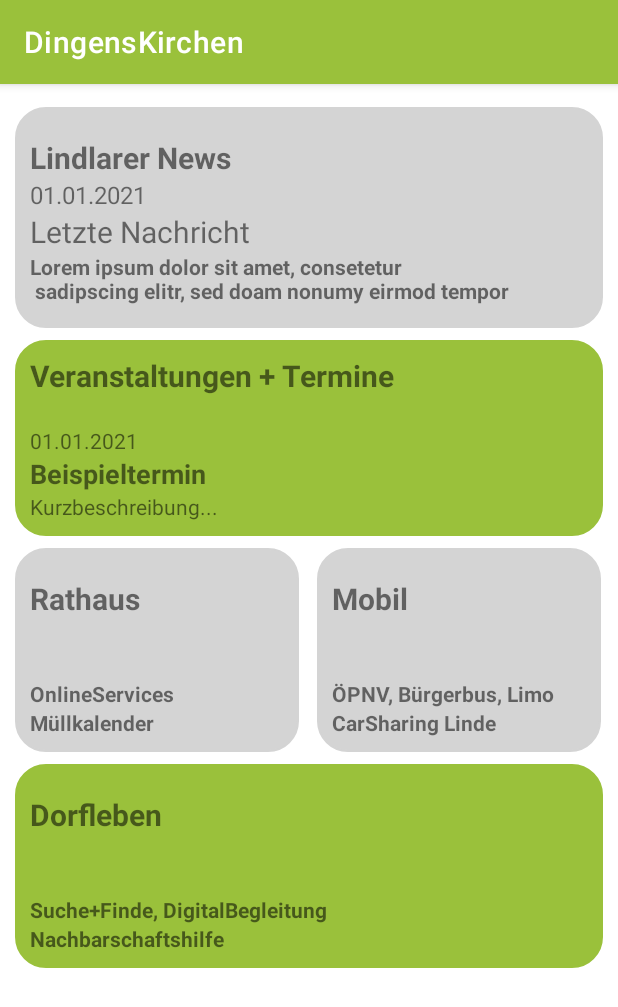
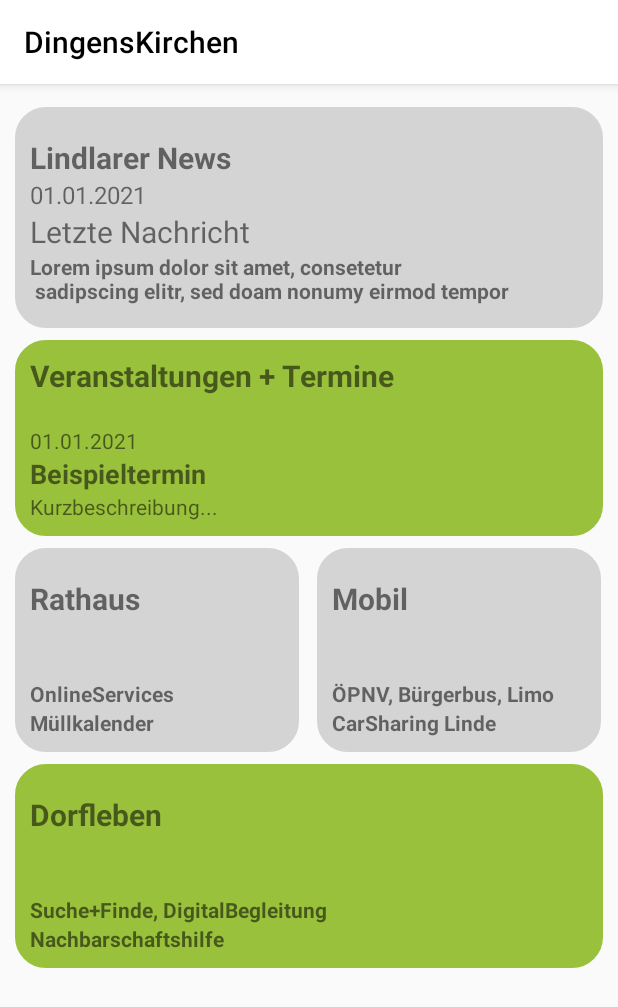
Before and after one commit to lindlar-verbindet/DingensKirchen-Android, an Android app: the screen it shows after launch (MainActivity), on a phone screen of 412 x 824 dp. Shown: the top 1007 px of the screen. Run offline under Robolectric (Android 15) with nearby library versions, the phone set to English and light mode, and no system bars.

Commit message:
Changed NavigationBar to match layout better

```diff
--- a/app/src/main/res/values-night/themes.xml
+++ b/app/src/main/res/values-night/themes.xml
@@ -1,16 +1,18 @@
 <resources xmlns:tools="http://schemas.android.com/tools">
     <!-- Base application theme. -->
-    <style name="Theme.DingensKirchen" parent="Theme.MaterialComponents.Light.DarkActionBar">
+    <style name="Theme.DingensKirchen" parent="Theme.AppCompat.Light.DarkActionBar">
         <!-- Primary brand color. -->
-        <item name="colorPrimary">@color/primaryHighlight</item>
-        <item name="colorPrimaryVariant">@color/primaryHighlight</item>
-        <item name="colorOnPrimary">@color/white</item>
+        <item name="colorPrimary">@color/white</item>
+        <item name="colorPrimaryVariant">@color/primaryBackground</item>
+        <item name="colorOnPrimary">@color/black</item>
         <!-- Secondary brand color. -->
-        <item name="colorSecondary">@color/primaryHighlight</item>
-        <item name="colorSecondaryVariant">@color/primaryHighlight</item>
+        <item name="colorSecondary">@color/white</item>
+        <item name="colorSecondaryVariant">@color/primaryBackground</item>
         <item name="colorOnSecondary">@color/black</item>
         <!-- Status bar color. -->
         <item name="android:statusBarColor" tools:targetApi="l">?attr/colorPrimaryVariant</item>
+        <item name="android:textColorPrimary">@color/black</item>
+        <item name="titleTextColor">@color/black</item>
         <!-- Customize your theme here. -->
     </style>
 </resources>
--- a/app/src/main/res/values/themes.xml
+++ b/app/src/main/res/values/themes.xml
@@ -1,16 +1,18 @@
 <resources xmlns:tools="http://schemas.android.com/tools">
     <!-- Base application theme. -->
-    <style name="Theme.DingensKirchen" parent="Theme.MaterialComponents.Light.DarkActionBar">
+    <style name="Theme.DingensKirchen" parent="Theme.AppCompat.Light.DarkActionBar">
         <!-- Primary brand color. -->
-        <item name="colorPrimary">@color/primaryHighlight</item>
-        <item name="colorPrimaryVariant">@color/primaryHighlight</item>
-        <item name="colorOnPrimary">@color/white</item>
+        <item name="colorPrimary">@color/white</item>
+        <item name="colorPrimaryVariant">@color/primaryBackground</item>
+        <item name="colorOnPrimary">@color/black</item>
         <!-- Secondary brand color. -->
-        <item name="colorSecondary">@color/primaryHighlight</item>
-        <item name="colorSecondaryVariant">@color/primaryHighlight</item>
+        <item name="colorSecondary">@color/white</item>
+        <item name="colorSecondaryVariant">@color/primaryBackground</item>
         <item name="colorOnSecondary">@color/black</item>
         <!-- Status bar color. -->
         <item name="android:statusBarColor" tools:targetApi="l">?attr/colorPrimaryVariant</item>
+        <item name="android:textColorPrimary">@color/black</item>
+        <item name="titleTextColor">@color/black</item>
         <!-- Customize your theme here. -->
     </style>
 
```
